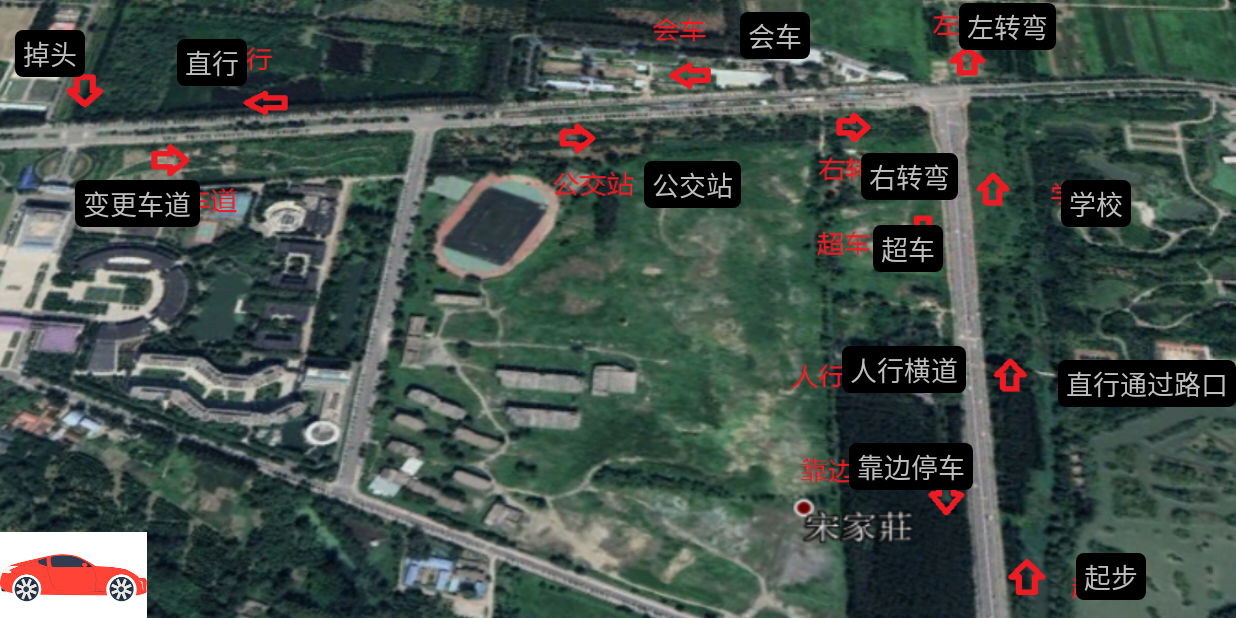
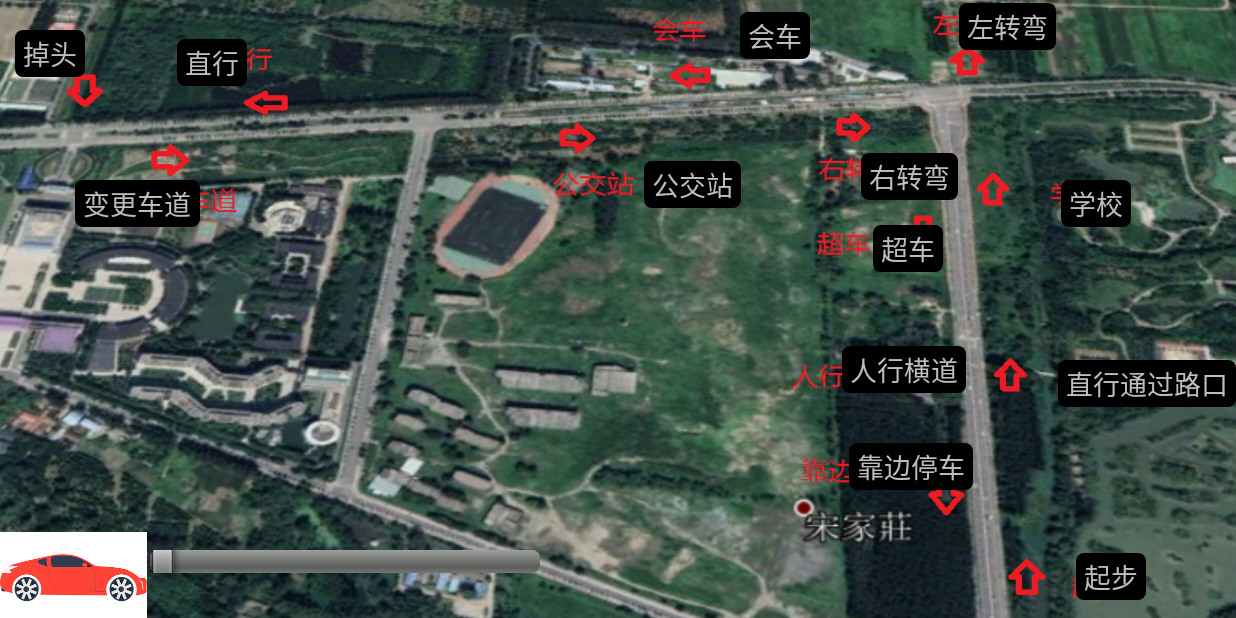
Before and after one commit to wangaijun/DaoXiangHu, an Android app: the screen it shows after launch (DXHActivity), on a phone screen of 824 x 412 dp (held sideways). Run offline under Robolectric (Android 15) with nearby library versions, the phone set to English and light mode, and no system bars.

Commit message:
添加seekbar

```diff
--- a/app/src/main/res/layout/activity_dxh.xml
+++ b/app/src/main/res/layout/activity_dxh.xml
@@ -145,5 +145,19 @@
             android:layout_marginBottom="85dp"
             android:layout_marginRight="175dp"
     />
+    <LinearLayout
+            android:id="@+id/ctrBar" android:orientation="horizontal"
+            android:layout_width="wrap_content" android:layout_height="wrap_content"
+            android:layout_alignParentBottom="true"
+            android:layout_marginBottom="30dp"
+            android:layout_alignParentLeft="true"
+            android:layout_marginLeft="100dp">
+        <SeekBar
+                android:id="@+id/seekBar"
+                android:layout_width="260dp"
+                android:layout_height="15dp"
+        />
+    </LinearLayout>
+
 
 </RelativeLayout>
```
